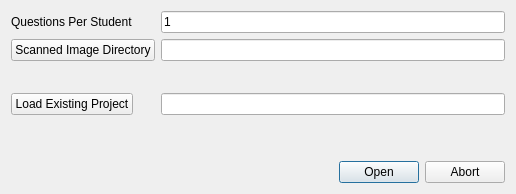
Before: the Qt Designer form startup.ui in waynepiekarski/qtgrader, drawn with Qt 5.
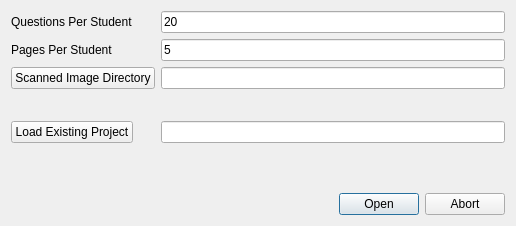
After: the same form once the commit is applied.

Commit message: Clean up the startup UI and fix up state tracking for pages, students, etc

```diff
--- a/startup.ui
+++ b/startup.ui
@@ -10,7 +10,7 @@
     <x>0</x>
     <y>0</y>
     <width>516</width>
-    <height>194</height>
+    <height>226</height>
    </rect>
   </property>
   <property name="sizePolicy">
@@ -44,56 +44,70 @@
         </sizepolicy>
        </property>
        <property name="text">
-        <string>1</string>
+        <string>20</string>
        </property>
       </widget>
      </item>
      <item row="1" column="0">
+      <widget class="QLabel" name="label_2">
+       <property name="text">
+        <string>Pages Per Student</string>
+       </property>
+      </widget>
+     </item>
+     <item row="1" column="1">
+      <widget class="QLineEdit" name="pagesPerStudent">
+       <property name="text">
+        <string>5</string>
+       </property>
+      </widget>
+     </item>
+     <item row="2" column="0">
       <widget class="QPushButton" name="selectImageDirectory">
        <property name="text">
         <string>Scanned Image Directory</string>
        </property>
       </widget>
      </item>
-     <item row="1" column="1">
+     <item row="2" column="1">
       <widget class="QLineEdit" name="imageDirectory"/>
      </item>
-     <item row="2" column="0">
-      <spacer name="horizontalSpacer">
-       <property name="orientation">
-        <enum>Qt::Horizontal</enum>
-       </property>
-       <property name="sizeHint" stdset="0">
-        <size>
-         <width>40</width>
-         <height>20</height>
-        </size>
-       </property>
-      </spacer>
-     </item>
      <item row="3" column="0">
+      <spacer name="horizontalSpacer">
+       <property name="orientation">
+        <enum>Qt::Horizontal</enum>
+       </property>
+       <property name="sizeHint" stdset="0">
+        <size>
+         <width>40</width>
+         <height>20</height>
+        </size>
+       </property>
+      </spacer>
+     </item>
+     <item row="3" column="1">
+      <spacer name="horizontalSpacer_2">
+       <property name="orientation">
+        <enum>Qt::Horizontal</enum>
+       </property>
+       <property name="sizeHint" stdset="0">
+        <size>
+         <width>40</width>
+         <height>20</height>
+        </size>
+       </property>
+      </spacer>
+     </item>
+     <item row="4" column="0">
       <widget class="QPushButton" name="loadExistingProject">
        <property name="text">
         <string>Load Existing Project</string>
        </property>
       </widget>
      </item>
-     <item row="3" column="1">
+     <item row="4" column="1">
       <widget class="QLineEdit" name="existingProject"/>
      </item>
-     <item row="2" column="1">
-      <spacer name="horizontalSpacer_2">
-       <property name="orientation">
-        <enum>Qt::Horizontal</enum>
-       </property>
-       <property name="sizeHint" stdset="0">
-        <size>
-         <width>40</width>
-         <height>20</height>
-        </size>
-       </property>
-      </spacer>
-     </item>
     </layout>
    </item>
    <item>
```
The commit also changes 8 other files.
